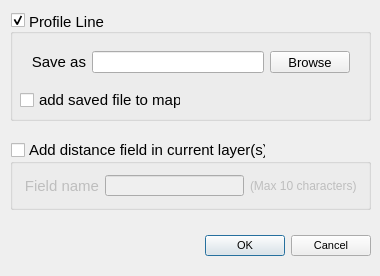
Above: ui/lpExportDialog.ui from saburo/LineProfile before the change. Below: the same form after it.
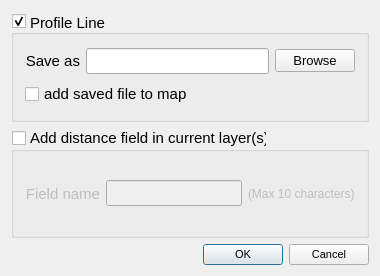
That is the form after the change.

Commit message: Add 'Add distance in attribute table' feature

What changed in the file:
```diff
--- a/ui/lpExportDialog.ui
+++ b/ui/lpExportDialog.ui
@@ -21,108 +21,9 @@
   <property name="modal">
    <bool>true</bool>
   </property>
-  <widget class="QDialogButtonBox" name="btnBox">
-   <property name="geometry">
-    <rect>
-     <x>30</x>
-     <y>230</y>
-     <width>341</width>
-     <height>32</height>
-    </rect>
-   </property>
-   <property name="font">
-    <font>
-     <pointsize>8</pointsize>
-    </font>
-   </property>
-   <property name="standardButtons">
-    <set>QDialogButtonBox::Cancel|QDialogButtonBox::Ok</set>
-   </property>
-  </widget>
-  <widget class="QGroupBox" name="Grp_AddField">
-   <property name="enabled">
-    <bool>true</bool>
-   </property>
-   <property name="geometry">
-    <rect>
-     <x>10</x>
-     <y>140</y>
-     <width>361</width>
-     <height>70</height>
-    </rect>
-   </property>
-   <property name="font">
-    <font>
-     <pointsize>11</pointsize>
-     <weight>50</weight>
-     <bold>false</bold>
-    </font>
-   </property>
-   <property name="title">
-    <string>Add distance field in current layer(s)</string>
-   </property>
-   <property name="alignment">
-    <set>Qt::AlignLeading|Qt::AlignLeft|Qt::AlignTop</set>
-   </property>
-   <property name="flat">
-    <bool>false</bool>
-   </property>
-   <property name="checkable">
-    <bool>true</bool>
-   </property>
-   <property name="checked">
-    <bool>false</bool>
-   </property>
-   <layout class="QVBoxLayout" name="verticalLayout">
+  <layout class="QVBoxLayout" name="verticalLayout_2">
     <item>
-     <layout class="QHBoxLayout" name="horizontalLayout_3">
-      <item>
-       <widget class="QLabel" name="label_2">
-        <property name="font">
-         <font>
-          <pointsize>11</pointsize>
-         </font>
-        </property>
-        <property name="text">
-         <string>Field name</string>
-        </property>
-        <property name="alignment">
-         <set>Qt::AlignRight|Qt::AlignTrailing|Qt::AlignVCenter</set>
-        </property>
-       </widget>
-      </item>
-      <item>
-       <widget class="QLineEdit" name="TBox_FieldName">
-        <property name="maxLength">
-         <number>10</number>
-        </property>
-       </widget>
-      </item>
-      <item>
-       <widget class="QLabel" name="label_3">
-        <property name="font">
-         <font>
-          <pointsize>9</pointsize>
-         </font>
-        </property>
-        <property name="text">
-         <string>(Max 10 characters)</string>
-        </property>
-       </widget>
-      </item>
-     </layout>
-    </item>
-   </layout>
-  </widget>
   <widget class="QGroupBox" name="Grp_SaveShapeFileAs">
-   <property name="geometry">
-    <rect>
-     <x>10</x>
-     <y>10</y>
-     <width>361</width>
-     <height>111</height>
-    </rect>
-   </property>
    <property name="font">
     <font>
      <pointsize>11</pointsize>
@@ -145,15 +46,8 @@
    <property name="checkable">
     <bool>true</bool>
    </property>
-   <widget class="QWidget" name="horizontalLayoutWidget">
-    <property name="geometry">
-     <rect>
-      <x>10</x>
-      <y>30</y>
-      <width>341</width>
-      <height>44</height>
-     </rect>
-    </property>
+     <layout class="QVBoxLayout" name="verticalLayout_3">
+      <item>
     <layout class="QHBoxLayout" name="horizontalLayout">
      <item>
       <widget class="QLabel" name="label">
@@ -203,16 +97,9 @@
       </widget>
      </item>
     </layout>
-   </widget>
+      </item>
+      <item>
    <widget class="QCheckBox" name="ChkBox_AddSavedFileToMap">
-    <property name="geometry">
-     <rect>
-      <x>10</x>
-      <y>80</y>
-      <width>161</width>
-      <height>20</height>
-     </rect>
-    </property>
     <property name="font">
      <font>
       <weight>50</weight>
@@ -223,7 +110,92 @@
      <string>add saved file to map</string>
     </property>
    </widget>
-  </widget>
+      </item>
+     </layout>
+    </widget>
+   </item>
+   <item>
+    <widget class="QGroupBox" name="Grp_AddField">
+     <property name="enabled">
+      <bool>true</bool>
+     </property>
+     <property name="font">
+      <font>
+       <pointsize>11</pointsize>
+       <weight>50</weight>
+       <bold>false</bold>
+      </font>
+     </property>
+     <property name="title">
+      <string>Add distance field in current layer(s)</string>
+     </property>
+     <property name="alignment">
+      <set>Qt::AlignLeading|Qt::AlignLeft|Qt::AlignTop</set>
+     </property>
+     <property name="flat">
+      <bool>false</bool>
+     </property>
+     <property name="checkable">
+      <bool>true</bool>
+     </property>
+     <property name="checked">
+      <bool>false</bool>
+     </property>
+     <layout class="QVBoxLayout" name="verticalLayout">
+      <item>
+       <layout class="QHBoxLayout" name="horizontalLayout_3">
+        <item>
+         <widget class="QLabel" name="label_2">
+          <property name="font">
+           <font>
+            <pointsize>11</pointsize>
+           </font>
+          </property>
+          <property name="text">
+           <string>Field name</string>
+          </property>
+          <property name="alignment">
+           <set>Qt::AlignRight|Qt::AlignTrailing|Qt::AlignVCenter</set>
+          </property>
+         </widget>
+        </item>
+        <item>
+         <widget class="QLineEdit" name="TBox_FieldName">
+          <property name="maxLength">
+           <number>10</number>
+          </property>
+         </widget>
+        </item>
+        <item>
+         <widget class="QLabel" name="label_3">
+          <property name="font">
+           <font>
+            <pointsize>9</pointsize>
+           </font>
+          </property>
+          <property name="text">
+           <string>(Max 10 characters)</string>
+          </property>
+         </widget>
+        </item>
+       </layout>
+      </item>
+     </layout>
+    </widget>
+   </item>
+   <item>
+    <widget class="QDialogButtonBox" name="btnBox">
+     <property name="font">
+      <font>
+       <pointsize>8</pointsize>
+      </font>
+     </property>
+     <property name="standardButtons">
+      <set>QDialogButtonBox::Cancel|QDialogButtonBox::Ok</set>
+     </property>
+    </widget>
+   </item>
+  </layout>
  </widget>
  <layoutdefault spacing="6" margin="11"/>
  <resources/>
```
Lines whose indentation alone changed are shown as unchanged. The commit also changes 1 other file.
